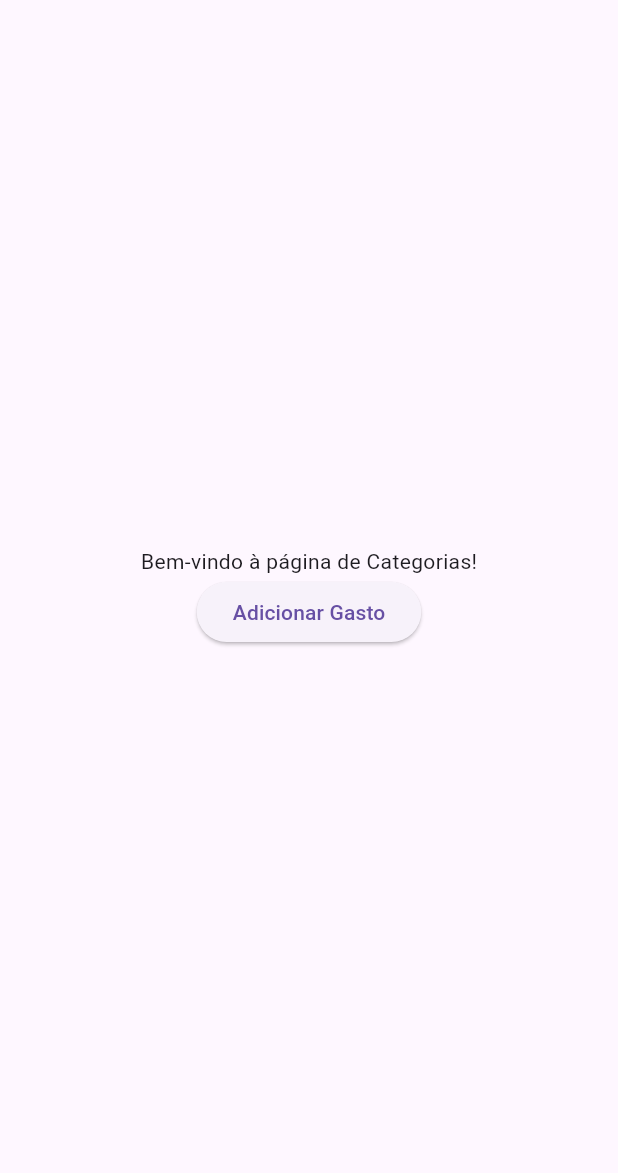
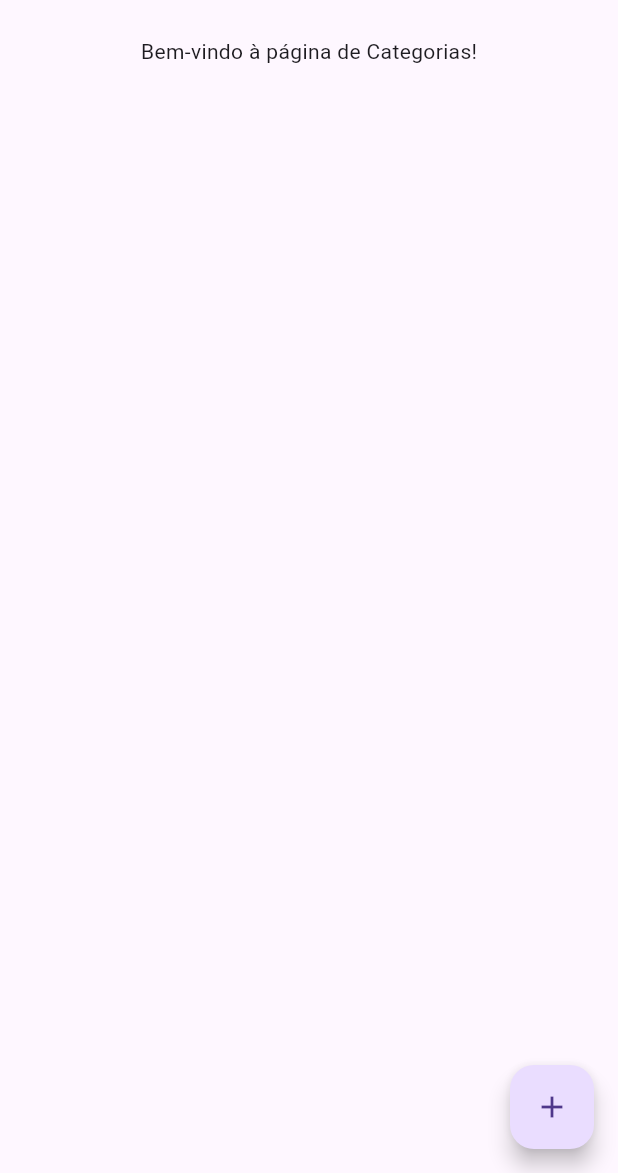
Before and after one commit to DevJeremias/Gasto-Guard, a Flutter app: the CategoriesPage screen opened directly, on a phone screen of 412 x 824 dp, the part 63-1236 px from its top. Run offline on Flutter 3.47's test engine with Material 3 defaults, Android fonts, the phone set to English and light mode, and no system bars; our stand-ins replace flutter_colorpicker.

Commit message:
reformulando a tela de adicionar gastos, e adicionando icones diferentes

```diff
--- a/lib/pages/categories.dart
+++ b/lib/pages/categories.dart
@@ -3,21 +3,26 @@ import 'package:flutter_colorpicker/flutter_colorpicker.dart';
 import 'gasto.dart'; // Importe a classe Gasto
 import 'add_gasto.dart'; // Importe a classe AddGasto
 
+// Esta é a sua página de categorias
 class CategoriesPage extends StatefulWidget {
   @override
   _CategoriesPageState createState() => _CategoriesPageState();
 }
 
 class _CategoriesPageState extends State<CategoriesPage> {
+  // Esta é a lista de gastos
   final List<Gasto> _gastos = [];
+  // Esta é a cor do ícone
   Color _iconColor = Colors.black;
 
+  // Este método adiciona um gasto à lista de gastos
   void _addGasto(Gasto gasto) {
     setState(() {
       _gastos.add(gasto);
     });
   }
 
+  // Este método mostra um diálogo para escolher uma cor
   void _showColorPickerDialog(BuildContext context) {
     showDialog(
       context: context,
@@ -55,23 +60,32 @@ class _CategoriesPageState extends State<CategoriesPage> {
       appBar: AppBar(
         title: Text('Gasto Guard'),
       ),
-      body: Center(
+      body: Container(
+        // Adicionado um Container para ocupar toda a tela
+        margin: EdgeInsets.all(10.0), // Adicionado margem de 10.0
         child: Column(
           mainAxisAlignment: MainAxisAlignment.center,
           children: <Widget>[
             Text('Bem-vindo à página de Categorias!'),
-            ElevatedButton(
-              child: Text('Adicionar Gasto'),
-              onPressed: () {
-                Navigator.push(
-                  context,
-                  MaterialPageRoute(builder: (context) => AddGasto(_addGasto)),
-                );
-              },
+            Expanded(
+              // Adicionado um widget Expanded para ocupar o espaço restante
+              child: ListView(
+                // Adicionado um ListView para exibir a lista de gastos
+                children: _gastos.map((gasto) => GastoWidget(gasto)).toList(),
+              ),
             ),
-            ..._gastos.map((gasto) => Text(gasto.titulo)),
           ],
         ),
+      ),
+      floatingActionButton: FloatingActionButton(
+        // Adicionado um FloatingActionButton
+        child: Icon(Icons.add),
+        onPressed: () {
+          Navigator.push(
+            context,
+            MaterialPageRoute(builder: (context) => AddGasto(_addGasto)),
+          );
+        },
       ),
     );
   }
```
Also changed, not shown: lib/pages/add_gasto.dart (+45 -5 lines), lib/pages/gasto.dart (+34 -0 lines), lib/pages/icons.dart (added, +24 -0 lines).
